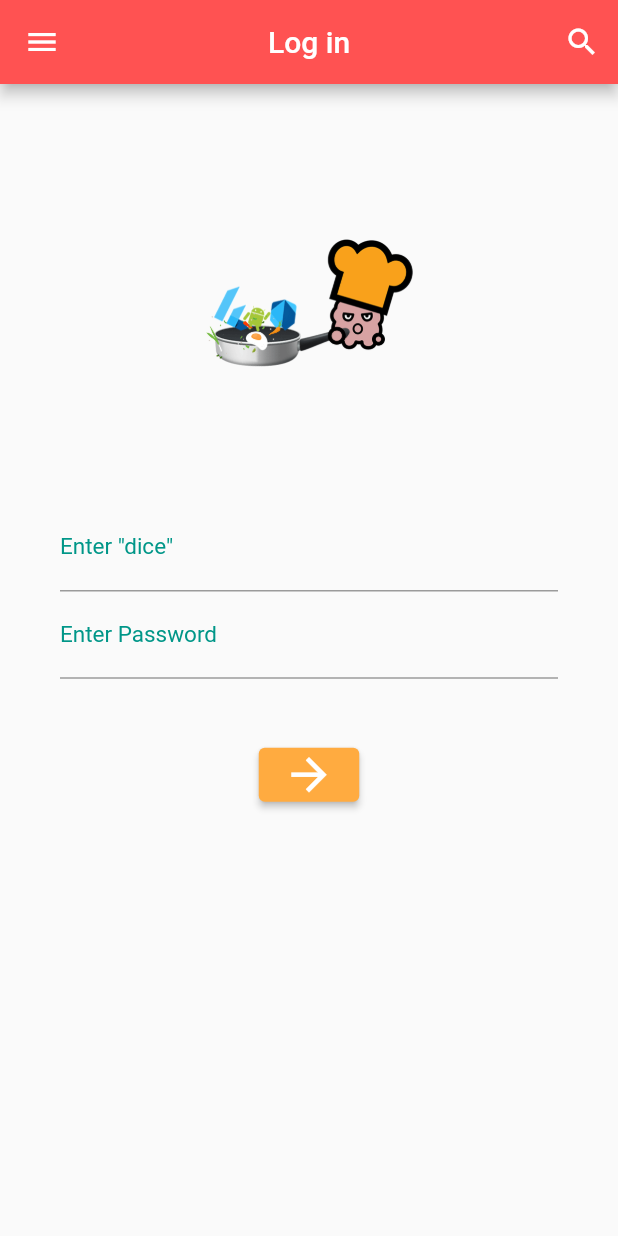
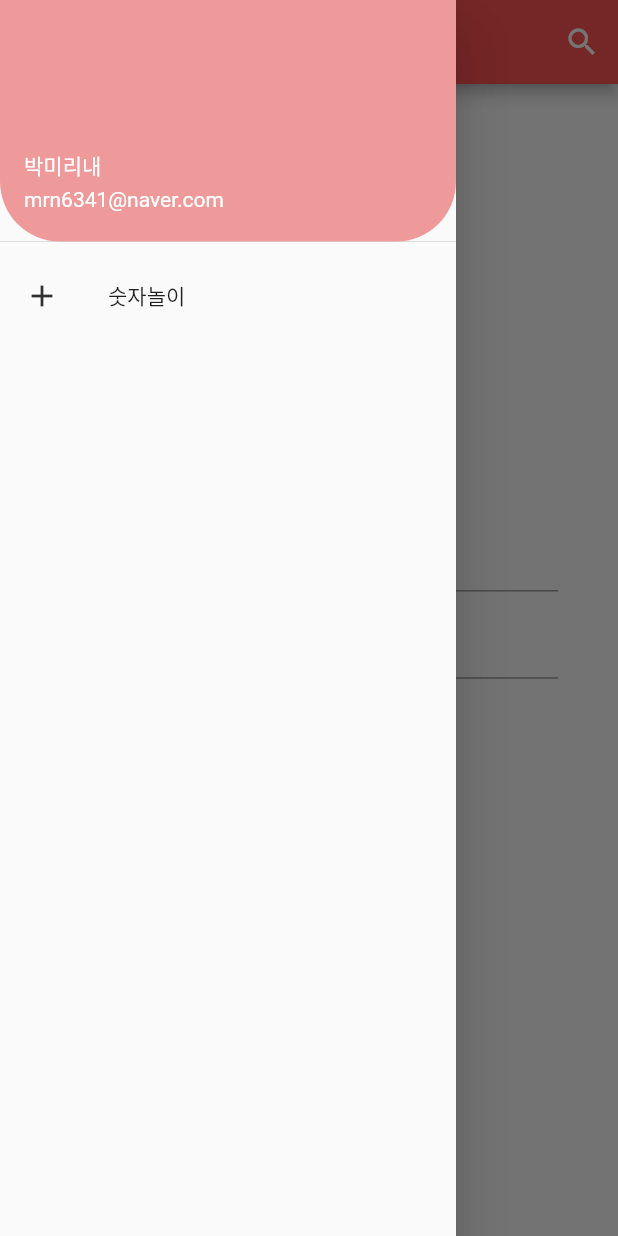
Before and after one commit to mirinaepark/flutter_app_basic, a Flutter app: the screen it shows after launch, with the side drawer open (before the commit the screen has no drawer), on a phone screen of 412 x 824 dp. Run offline on Flutter 3.47's test engine with Material 2 defaults, Android fonts, the phone set to English and light mode, and no system bars.

Commit message:
counter -증가, 감소 함수 생성 -button 종류 -Navigator.push()로 경로 이동

```diff
--- a/lib/main.dart
+++ b/lib/main.dart
@@ -1,5 +1,6 @@
 import 'package:flutter/material.dart';
 import 'dice.dart';
+import 'counter.dart';
 
 void main() => runApp(MyApp());
 
@@ -30,10 +31,28 @@ class _LogInState extends State<LogIn> {
         title: Text('Log in'),
         backgroundColor: Colors.redAccent,
         centerTitle: true,
-        leading: IconButton(icon: const Icon(Icons.menu), onPressed: () {}),
         actions: <Widget>[
           IconButton(icon: const Icon(Icons.search), onPressed: () {})
         ],
+      ),
+      drawer: Drawer(
+        child: ListView(
+          children: [
+            UserAccountsDrawerHeader(
+              accountName: Text('박미리내'), accountEmail: Text('mrn6341@naver.com')
+              ,decoration: BoxDecoration(
+              color: Colors.red[200],
+              borderRadius: BorderRadius.only(bottomRight: Radius.circular(40.0), bottomLeft: Radius.circular(40.0)),
+            ),),
+            ListTile(
+              leading: Icon(Icons.add, color: Colors.grey[850],),
+              title: Text('숫자놀이'),
+              onTap: (){
+                Navigator.push(context, MaterialPageRoute(builder: (BuildContext context) => Counter()));
+              },
+            ),
+          ],
+        ),
       ),
       body: Builder(
         builder: (context) {
```
